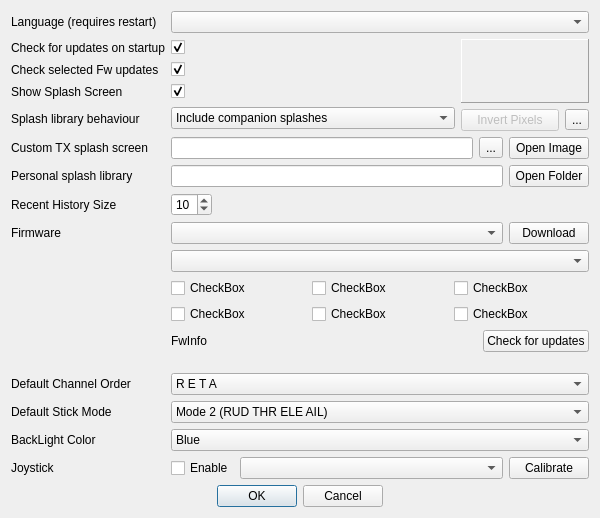
Qt form src/preferencesdialog.ui (roberto1903/companion9x) before a commit.
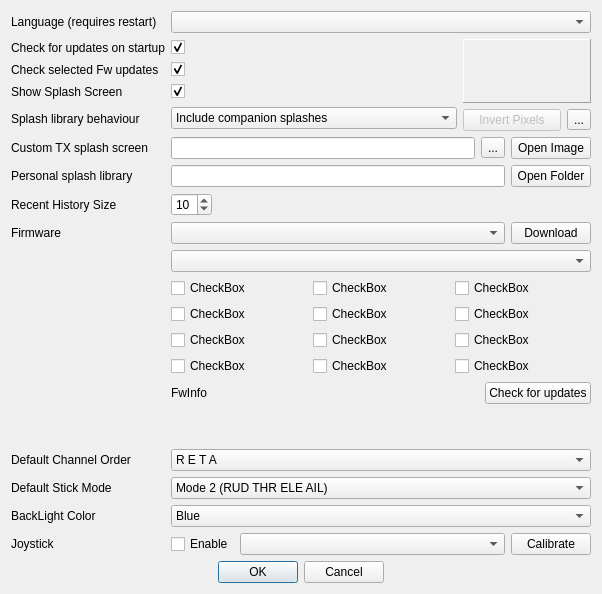
The same form after that commit. Icons and pictures are not drawn.

Patch:
```diff
--- a/src/preferencesdialog.ui
+++ b/src/preferencesdialog.ui
@@ -6,8 +6,8 @@
    <rect>
     <x>0</x>
     <y>0</y>
-    <width>600</width>
-    <height>517</height>
+    <width>602</width>
+    <height>594</height>
    </rect>
   </property>
   <property name="sizePolicy">
@@ -425,6 +425,48 @@
        </property>
       </widget>
      </item>
+     <item row="2" column="2">
+      <widget class="QCheckBox" name="optionCheckBox_9">
+       <property name="text">
+        <string>CheckBox</string>
+       </property>
+      </widget>
+     </item>
+     <item row="2" column="0">
+      <widget class="QCheckBox" name="optionCheckBox_7">
+       <property name="text">
+        <string>CheckBox</string>
+       </property>
+      </widget>
+     </item>
+     <item row="2" column="1">
+      <widget class="QCheckBox" name="optionCheckBox_8">
+       <property name="text">
+        <string>CheckBox</string>
+       </property>
+      </widget>
+     </item>
+     <item row="3" column="0">
+      <widget class="QCheckBox" name="optionCheckBox_10">
+       <property name="text">
+        <string>CheckBox</string>
+       </property>
+      </widget>
+     </item>
+     <item row="3" column="1">
+      <widget class="QCheckBox" name="optionCheckBox_11">
+       <property name="text">
+        <string>CheckBox</string>
+       </property>
+      </widget>
+     </item>
+     <item row="3" column="2">
+      <widget class="QCheckBox" name="optionCheckBox_12">
+       <property name="text">
+        <string>CheckBox</string>
+       </property>
+      </widget>
+     </item>
     </layout>
    </item>
    <item row="11" column="1" colspan="2">
```
